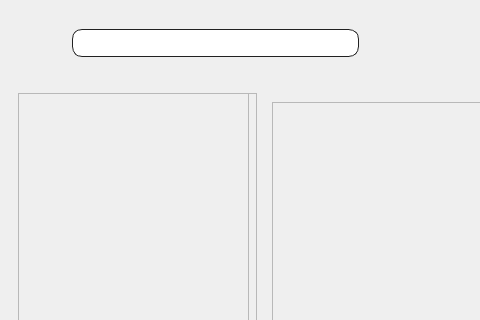
Above: PWChat/client/ui/mainwindow.ui from sarek167/PWChat before the change; both pictures show x 0 to 480 and y 0 to 320 of the 998 by 643 pixel window. Below: the same form after it.
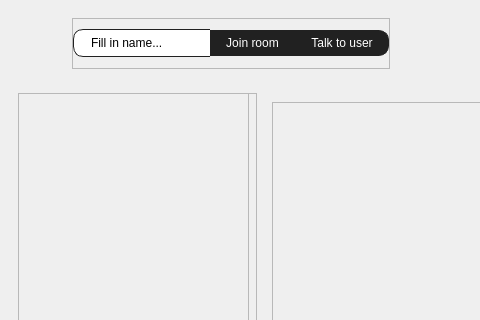
That is the form after the change. Icons and pictures are not drawn.

Commit message: 🔁 changed: Command execution and ui buttons layout

The edit to the form file:
```diff
--- a/PWChat/client/ui/mainwindow.ui
+++ b/PWChat/client/ui/mainwindow.ui
@@ -79,10 +79,71 @@
         </widget>
        </item>
        <item>
-        <widget class="QLineEdit" name="searchBar">
-         <property name="class" stdset="0">
-          <string>searchBar</string>
+        <widget class="QFrame" name="frame_2">
+         <property name="styleSheet">
+          <string notr="true">QFrame QLineEdit, QFrame QPushButton {
+    border-radius: 0px;
+	border: 1px solid #212121;
+}
+
+QLineEdit#searchBar {
+    border-top-left-radius: 10px;
+    border-bottom-left-radius: 10px;
+    border-right: none;
+}
+
+QPushButton#btnTalkToUser {
+    border-top-right-radius: 10px;
+    border-bottom-right-radius: 10px;
+}</string>
          </property>
+         <property name="frameShape">
+          <enum>QFrame::Shape::StyledPanel</enum>
+         </property>
+         <property name="frameShadow">
+          <enum>QFrame::Shadow::Raised</enum>
+         </property>
+         <layout class="QHBoxLayout" name="horizontalLayout_6">
+          <property name="spacing">
+           <number>0</number>
+          </property>
+          <property name="leftMargin">
+           <number>0</number>
+          </property>
+          <property name="topMargin">
+           <number>0</number>
+          </property>
+          <property name="rightMargin">
+           <number>0</number>
+          </property>
+          <property name="bottomMargin">
+           <number>0</number>
+          </property>
+          <item>
+           <widget class="QLineEdit" name="searchBar">
+            <property name="text">
+             <string>Fill in name...</string>
+            </property>
+            <property name="class" stdset="0">
+             <string>searchBar</string>
+            </property>
+           </widget>
+          </item>
+          <item>
+           <widget class="QPushButton" name="btnJoinRoom">
+            <property name="text">
+             <string>Join room</string>
+            </property>
+           </widget>
+          </item>
+          <item>
+           <widget class="QPushButton" name="btnTalkToUser">
+            <property name="text">
+             <string>Talk to user</string>
+            </property>
+           </widget>
+          </item>
+         </layout>
         </widget>
        </item>
        <item>
```
The commit also changes 15 other files.
